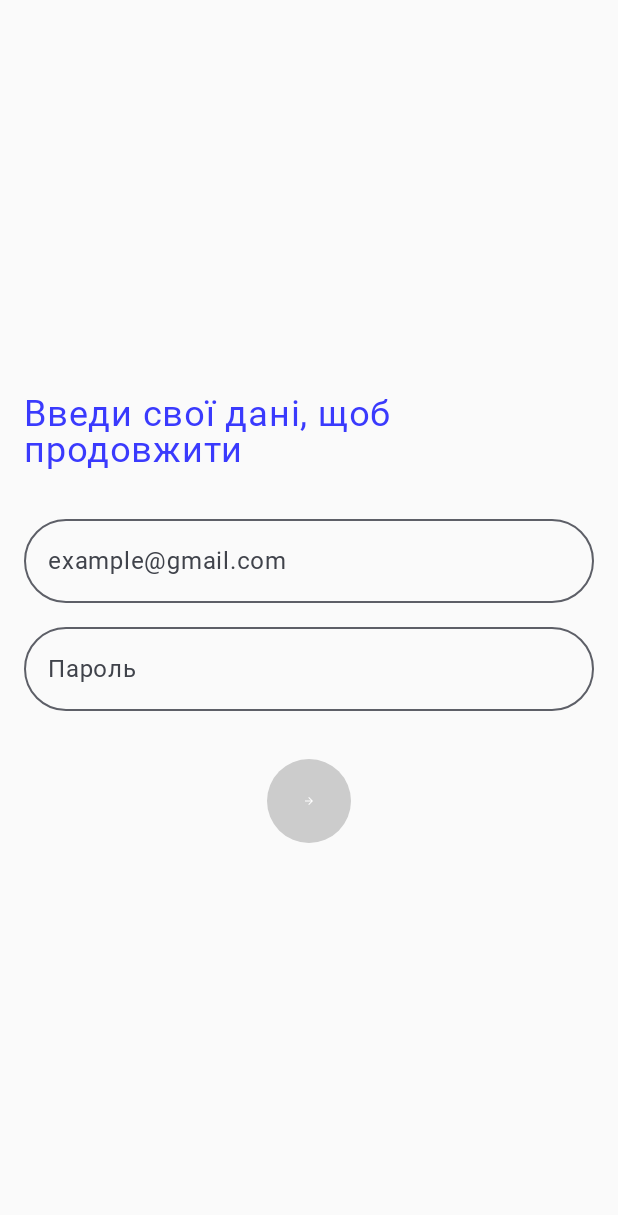
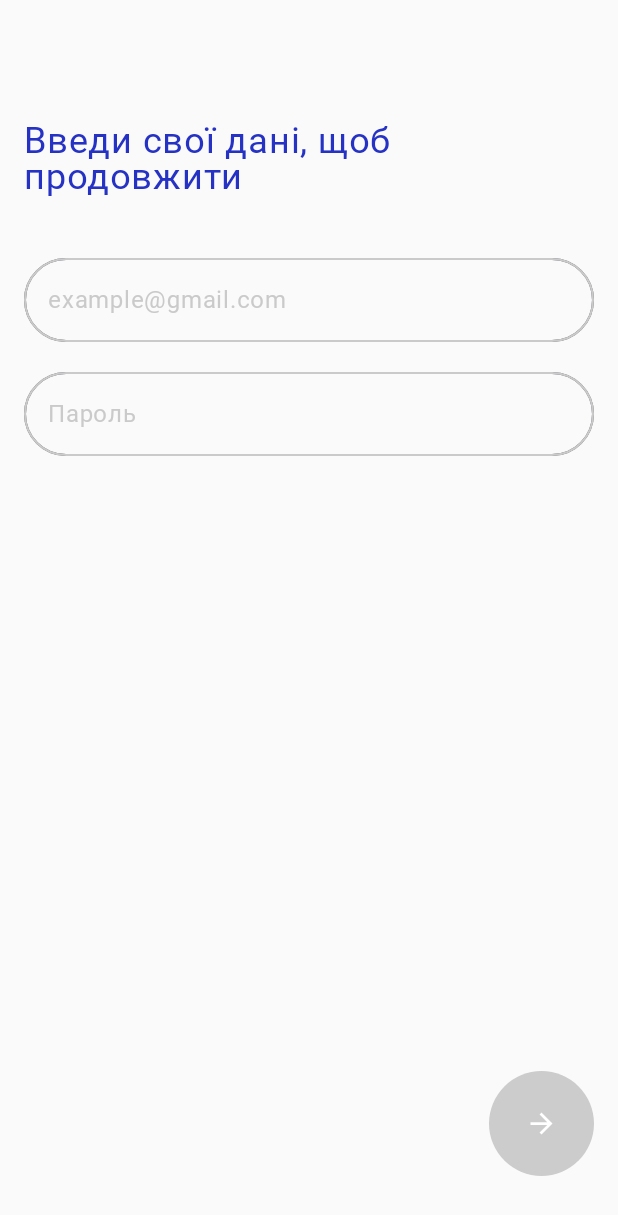
Before and after one commit to sdzmnk/RazomUA, an Android app built with Jetpack Compose: the screen it shows after launch (MainActivity), after a tap on "Створити профіль", on a phone screen of 412 x 824 dp. Shown: the top 1215 px of the screen. Run offline under Robolectric (Android 15) with nearby library versions, the phone set to English and light mode, and no system bars; Roboto replaces fonts that are not available here.

Commit message:
changed RegisterScreen.kt, added Swipe.kt, added SwipeViewModel.kt, commented useless colors in Theme.kt

```diff
--- a/app/src/main/java/com/example/razomua/ui/screens/welcome/RegisterScreen.kt
+++ b/app/src/main/java/com/example/razomua/ui/screens/welcome/RegisterScreen.kt
@@ -1,5 +1,6 @@
 package com.example.razomua.ui.screens.register
 
+import androidx.compose.foundation.border
 import androidx.compose.foundation.layout.*
 import androidx.compose.foundation.shape.CircleShape
 import androidx.compose.material.icons.Icons
@@ -21,7 +22,8 @@ import androidx.compose.ui.text.input.PasswordVisualTransformation
 import androidx.compose.ui.unit.dp
 import androidx.compose.ui.unit.sp
 import androidx.compose.ui.tooling.preview.Preview
-
+import com.example.razomua.ui.theme.Blue
+import com.example.razomua.ui.theme.GrayMedium
 
 @Preview(showBackground = true)
 @Composable
@@ -32,46 +34,55 @@ fun RegisterScreen() {
     Column(
         modifier = Modifier
             .fillMaxSize()
-            .padding(16.dp),
-        verticalArrangement = Arrangement.Center,
+            .padding(horizontal = 16.dp),
+        verticalArrangement = Arrangement.SpaceBetween,
         horizontalAlignment = Alignment.CenterHorizontally
+    ) {
+        Column(
+            modifier = Modifier.fillMaxWidth()
         ) {
             Text(
                 text = "Введи свої дані, щоб продовжити",
                 fontSize = 24.sp,
-            color = Color(0xFF3A3AFD)
+                color = Blue,
+                modifier = Modifier.padding(top = 80.dp, bottom = 40.dp)
             )
-
-        Spacer(modifier = Modifier.height(32.dp))
 
             OutlinedTextField(
                 value = email,
                 onValueChange = { email = it },
-            placeholder = { Text("example@gmail.com") },
+                placeholder = { Text("example@gmail.com", color = GrayMedium) },
                 singleLine = true,
-            modifier = Modifier.fillMaxWidth(),
-            shape = CircleShape
-
+                modifier = Modifier
+                    .fillMaxWidth()
+                    .border(1.dp, GrayMedium, CircleShape),
+                shape = CircleShape,
             )
 
-        Spacer(modifier = Modifier.height(16.dp))
+            Spacer(modifier = Modifier.height(20.dp))
 
             OutlinedTextField(
                 value = password,
                 onValueChange = { password = it },
-            placeholder = { Text("Пароль") },
+                placeholder = { Text("Пароль", color = GrayMedium) },
                 visualTransformation = PasswordVisualTransformation(),
                 singleLine = true,
-            modifier = Modifier.fillMaxWidth(),
+                modifier = Modifier
+                    .fillMaxWidth()
+                    .border(1.dp, GrayMedium, CircleShape),
                 shape = CircleShape
             )
-
-        Spacer(modifier = Modifier.height(32.dp))
-
+        }
+        Column(
+            modifier = Modifier.fillMaxWidth(),
+            horizontalAlignment = Alignment.End
+        ) {
             Button(
                 onClick = { /* TODO: логіка входу */ },
                 shape = CircleShape,
-            modifier = Modifier.size(56.dp),
+                modifier = Modifier
+                    .padding(bottom = 40.dp)
+                    .size(70.dp),
                 colors = ButtonDefaults.buttonColors(containerColor = Color.LightGray)
             ) {
                 Icon(
@@ -82,9 +93,4 @@ fun RegisterScreen() {
             }
         }
     }
-
-@Preview(showBackground = true)
-@Composable
-fun RegisterScreenPreview() {
-    RegisterScreen()
 }
--- a/app/src/main/java/com/example/razomua/ui/theme/Theme.kt
+++ b/app/src/main/java/com/example/razomua/ui/theme/Theme.kt
@@ -12,15 +12,15 @@ import androidx.compose.runtime.Composable
 import androidx.compose.ui.platform.LocalContext
 
 private val DarkColorScheme = darkColorScheme(
-    primary = Purple80,
-    secondary = PurpleGrey80,
-    tertiary = Pink80
+//    primary = Purple80,
+//    secondary = PurpleGrey80,
+//    tertiary = Pink80
 )
 
 private val LightColorScheme = lightColorScheme(
-    primary = Purple40,
-    secondary = PurpleGrey40,
-    tertiary = Pink40
+//    primary = Purple40,
+//    secondary = PurpleGrey40,
+//    tertiary = Pink40
 
     /* Other default colors to override
     background = Color(0xFFFFFBFE),
```
Also changed, not shown: app/src/main/java/com/example/razomua/model/Swipe.kt (added, +16 -0 lines), app/src/main/java/com/example/razomua/viewmodel/SwipeViewModel.kt (added, +39 -0 lines). Lines whose indentation alone changed are shown as unchanged.
